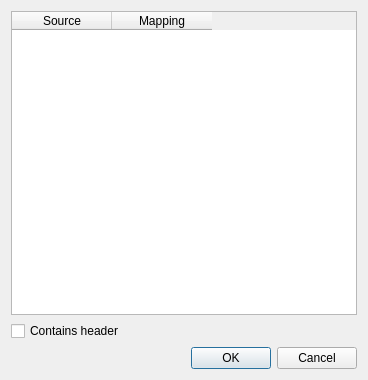
This is columnmappingdialog.ui in labyrinthofdreams/csv-template-ui as Qt 5 draws it before an edit. The edited form follows.
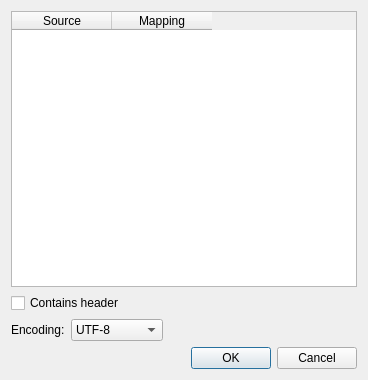
This is the edited form.

Diff of the .ui file:
```diff
--- a/columnmappingdialog.ui
+++ b/columnmappingdialog.ui
@@ -35,6 +35,44 @@
      </property>
     </widget>
    </item>
+   <item>
+    <layout class="QHBoxLayout" name="horizontalLayout">
+     <item>
+      <widget class="QLabel" name="label">
+       <property name="text">
+        <string>Encoding:</string>
+       </property>
+      </widget>
+     </item>
+     <item>
+      <widget class="QComboBox" name="comboBoxEncoding">
+       <item>
+        <property name="text">
+         <string>UTF-8</string>
+        </property>
+       </item>
+       <item>
+        <property name="text">
+         <string>ISO-8859-1</string>
+        </property>
+       </item>
+      </widget>
+     </item>
+     <item>
+      <spacer name="horizontalSpacer">
+       <property name="orientation">
+        <enum>Qt::Horizontal</enum>
+       </property>
+       <property name="sizeHint" stdset="0">
+        <size>
+         <width>40</width>
+         <height>20</height>
+        </size>
+       </property>
+      </spacer>
+     </item>
+    </layout>
+   </item>
    <item>
     <widget class="QDialogButtonBox" name="buttonBox">
      <property name="layoutDirection">
```
